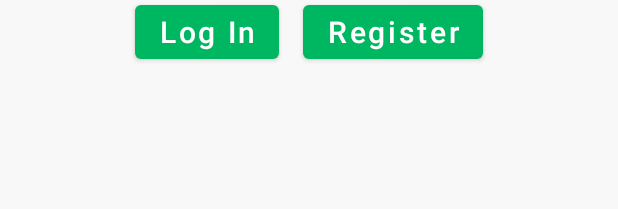
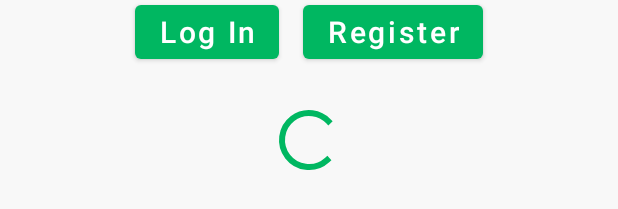
Before and after one commit to diosvo/LTDD_TH109-C91A_VoThiMyNhung, an Android app: the layout activity_main.xml on its own in the app's theme, with its tools: preview values and no code run, on a phone screen of 412 x 824 dp. Shown: the part 342-551 px from the top of the screen. Run offline under Robolectric (Android 15) with nearby library versions, the light colour scheme and no system bars.

Commit message:
Create ProgressBar for: Register/ Login/ Main screens Fixed firebase login issues (wrong input id)

```diff
--- a/app/src/main/res/layout/activity_main.xml
+++ b/app/src/main/res/layout/activity_main.xml
@@ -63,7 +63,14 @@
                 android:textAllCaps="false"
                 android:textSize="20sp" />
         </LinearLayout>
+
+        <ProgressBar
+            android:id="@+id/progress_bar"
+            android:layout_width="match_parent"
+            android:layout_height="wrap_content"
+            android:layout_marginVertical="24dp"
+            android:gravity="center"
+            android:indeterminate="true"
+            android:indeterminateTint="@color/primary" />
     </LinearLayout>
-
-
 </androidx.constraintlayout.widget.ConstraintLayout>
```
Also changed, not shown: app/src/main/java/com/dv/grocery/LoginActivity.java (+11 -3 lines), app/src/main/java/com/dv/grocery/MainActivity.java (+16 -0 lines), app/src/main/java/com/dv/grocery/RegisterActivity.java (+13 -2 lines), app/src/main/res/layout/activity_login.xml (+9 -1 lines), app/src/main/res/layout/activity_register.xml (+9 -0 lines).
